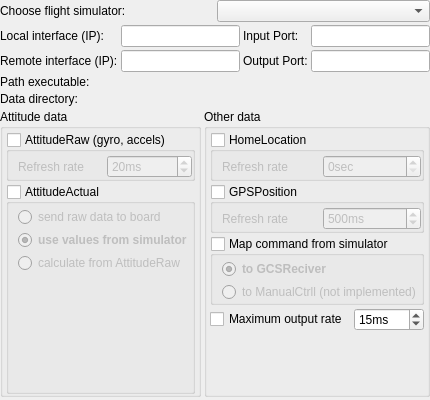
The window that ground/openpilotgcs/src/plugins/hitlv2/hitlv2optionspage.ui (openpilot/OpenPilot) describes before a commit, drawn with Qt 5.
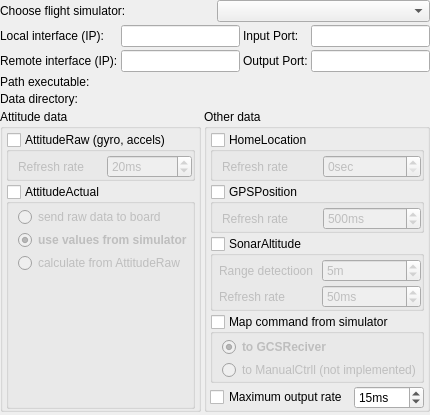
The same window after the commit. Custom widgets are drawn as their Qt base class.

Commit message:
add emulated sonar output
40 degree beam, hardcoded.

```diff
--- a/ground/openpilotgcs/src/plugins/hitlv2/hitlv2optionspage.ui
+++ b/ground/openpilotgcs/src/plugins/hitlv2/hitlv2optionspage.ui
@@ -424,6 +424,92 @@
           </layout>
          </widget>
         </item>
+        <item>
+         <widget class="QGroupBox" name="sonarAltitude">
+          <property name="title">
+           <string>SonarAltitude</string>
+          </property>
+          <property name="flat">
+           <bool>true</bool>
+          </property>
+          <property name="checkable">
+           <bool>true</bool>
+          </property>
+          <property name="checked">
+           <bool>false</bool>
+          </property>
+          <layout class="QVBoxLayout" name="verticalLayout_6">
+           <property name="spacing">
+            <number>3</number>
+           </property>
+           <property name="leftMargin">
+            <number>6</number>
+           </property>
+           <property name="topMargin">
+            <number>3</number>
+           </property>
+           <property name="rightMargin">
+            <number>0</number>
+           </property>
+           <property name="bottomMargin">
+            <number>0</number>
+           </property>
+           <item>
+            <layout class="QGridLayout" name="gridLayout_2">
+             <item row="0" column="0">
+              <widget class="QLabel" name="label_11">
+               <property name="text">
+                <string>Range detectioon</string>
+               </property>
+              </widget>
+             </item>
+             <item row="0" column="1">
+              <widget class="QSpinBox" name="sonarMaxAlt">
+               <property name="suffix">
+                <string>m</string>
+               </property>
+               <property name="minimum">
+                <number>1</number>
+               </property>
+               <property name="maximum">
+                <number>10</number>
+               </property>
+               <property name="value">
+                <number>5</number>
+               </property>
+              </widget>
+             </item>
+             <item row="1" column="0">
+              <widget class="QLabel" name="label_12">
+               <property name="text">
+                <string>Refresh rate</string>
+               </property>
+              </widget>
+             </item>
+             <item row="1" column="1">
+              <widget class="QSpinBox" name="sonarAltRate">
+               <property name="suffix">
+                <string>ms</string>
+               </property>
+               <property name="minimum">
+                <number>20</number>
+               </property>
+               <property name="maximum">
+                <number>2000</number>
+               </property>
+               <property name="singleStep">
+                <number>10</number>
+               </property>
+               <property name="value">
+                <number>50</number>
+               </property>
+              </widget>
+             </item>
+            </layout>
+           </item>
+          </layout>
+         </widget>
+        </item>
         <item>
          <widget class="QGroupBox" name="inputCommand">
           <property name="title">
```
The commit also changes 5 other files.
